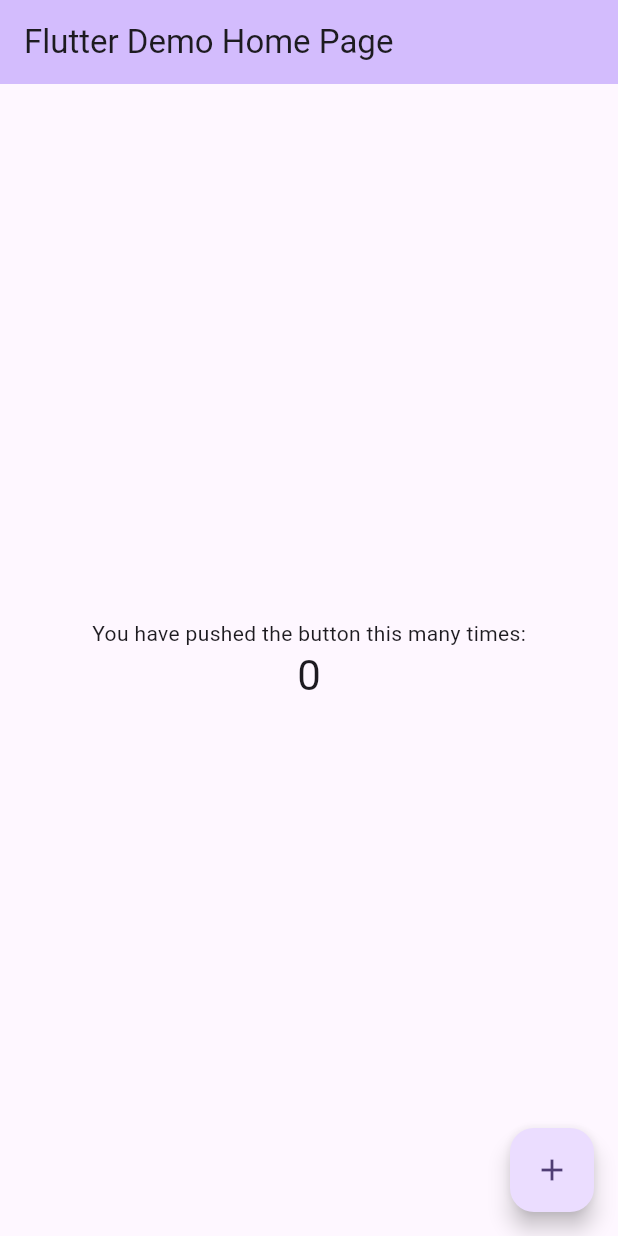
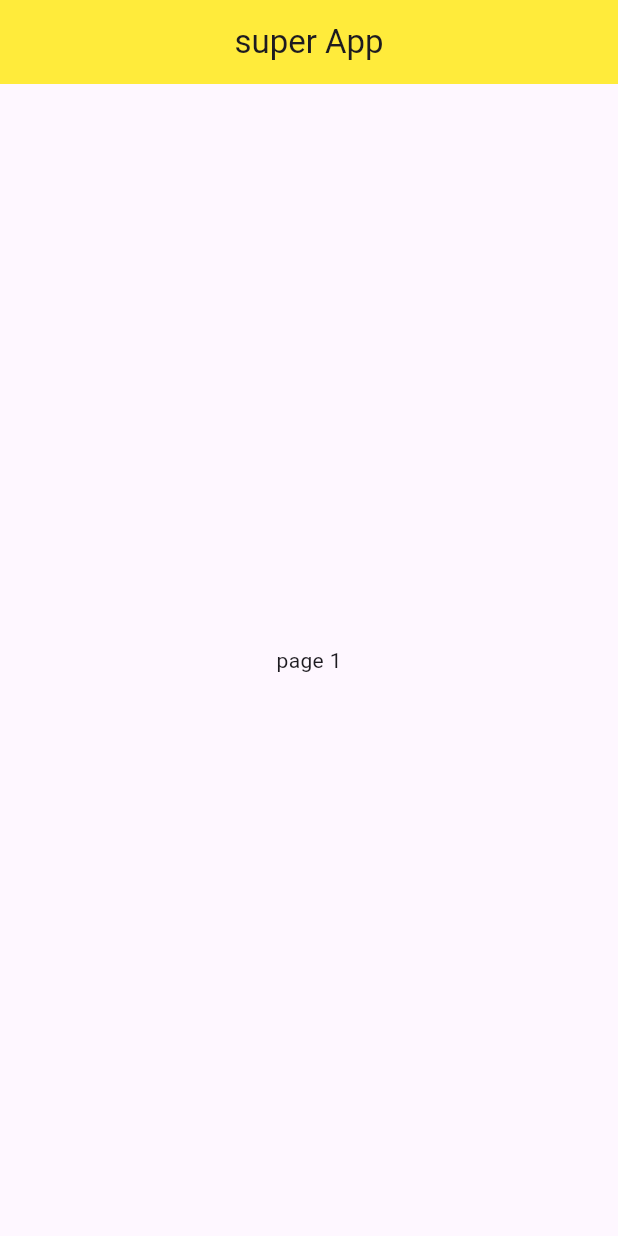
Before and after one commit to nxmrii/newflutter, a Flutter app: the screen it shows after launch, on a phone screen of 412 x 824 dp. Run offline on Flutter 3.47's test engine with Material 3 defaults, Android fonts, the phone set to English and light mode, and no system bars.

Commit message:
first commit

```diff
--- a/lib/main.dart
+++ b/lib/main.dart
@@ -7,118 +7,37 @@ void main() {
 class MyApp extends StatelessWidget {
   const MyApp({super.key});
 
-  // This widget is the root of your application.
   @override
   Widget build(BuildContext context) {
-    return MaterialApp(
-      title: 'Flutter Demo',
-      theme: ThemeData(
-
-        // TRY THIS: Try running your application with "flutter run". You'll see
-        // the application has a purple toolbar. Then, without quitting the app,
-        // try changing the seedColor in the colorScheme below to Colors.green
-        // and then invoke "hot reload" (save your changes or press the "hot
-        // reload" button in a Flutter-supported IDE, or press "r" if you used
-        // the command line to start the app).
-        //
-        // Notice that the counter didn't reset back to zero; the application
-        // state is not lost during the reload. To reset the state, use hot
-        // restart instead.
-        //
-        // This works for code too, not just values: Most code changes can be
-        // tested with just a hot reload.
-        colorScheme: ColorScheme.fromSeed(seedColor: Colors.deepPurple),
-        useMaterial3: true,
-      ),
-      home: const MyHomePage(title: 'Flutter Demo Home Page'),
+    return const MaterialApp(
+      home: homePage(),
     );
   }
 }
-
-class MyHomePage extends StatefulWidget {
-  const MyHomePage({super.key, required this.title});
-
-  // This widget is the home page of your application. It is stateful, meaning
-  // that it has a State object (defined below) that contains fields that affect
-  // how it looks.
-
-  // This class is the configuration for the state. It holds the values (in this
-  // case the title) provided by the parent (in this case the App widget) and
-  // used by the build method of the State. Fields in a Widget subclass are
-  // always marked "final".
-
-  final String title;
+class homePage extends StatefulWidget {
+  const homePage({Key? key}) : super(key: key);
 
   @override
-  State<MyHomePage> createState() => _MyHomePageState();
+  State<homePage> createState() => _homePage();
 }
 
-class _MyHomePageState extends State<MyHomePage> {
-  int _counter = 0;
-
-  void _incrementCounter() {
-    setState(() {
-      // This call to setState tells the Flutter framework that something has
-      // changed in this State, which causes it to rerun the build method below
-      // so that the display can reflect the updated values. If we changed
-      // _counter without calling setState(), then the build method would not be
-      // called again, and so nothing would appear to happen.
-      _counter++;
-    });
-  }
-
+class _homePage extends State<homePage> {
   @override
   Widget build(BuildContext context) {
-    // This method is rerun every time setState is called, for instance as done
-    // by the _incrementCounter method above.
-    //
-    // The Flutter framework has been optimized to make rerunning build methods
-    // fast, so that you can just rebuild anything that needs updating rather
-    // than having to individually change instances of widgets.
     return Scaffold(
       appBar: AppBar(
-        // TRY THIS: Try changing the color here to a specific color (to
-        // Colors.amber, perhaps?) and trigger a hot reload to see the AppBar
-        // change color while the other colors stay the same.
-        backgroundColor: Theme.of(context).colorScheme.inversePrimary,
-        // Here we take the value from the MyHomePage object that was created by
-        // the App.build method, and use it to set our appbar title.
-        title: Text(widget.title),
+        title: Text("super App"),
+        centerTitle: true,
+        backgroundColor: Colors.yellow,
       ),
-      body: Center(
-        // Center is a layout widget. It takes a single child and positions it
-        // in the middle of the parent.
+      body: const Center(
         child: Column(
-          // Column is also a layout widget. It takes a list of children and
-          // arranges them vertically. By default, it sizes itself to fit its
-          // children horizontally, and tries to be as tall as its parent.
-          //
-          // Column has various properties to control how it sizes itself and
-          // how it positions its children. Here we use mainAxisAlignment to
-          // center the children vertically; the main axis here is the vertical
-          // axis because Columns are vertical (the cross axis would be
-          // horizontal).
-          //
-          // TRY THIS: Invoke "debug painting" (choose the "Toggle Debug Paint"
-          // action in the IDE, or press "p" in the console), to see the
-          // wireframe for each widget.
           mainAxisAlignment: MainAxisAlignment.center,
-          children: <Widget>[
-            const Text(
-              'You have pushed the button this many times:',
-            ),
-            Text(
-              '$_counter',
-              style: Theme.of(context).textTheme.headlineMedium,
-            ),
+          children: [
+            Text("page 1")
           ],
         ),
       ),
-      floatingActionButton: FloatingActionButton(
-        onPressed: _incrementCounter,
-        tooltip: 'Increment',
-        child: const Icon(Icons.add),
-      ), // This trailing comma makes auto-formatting nicer for build methods.
     );
   }
 }
```
